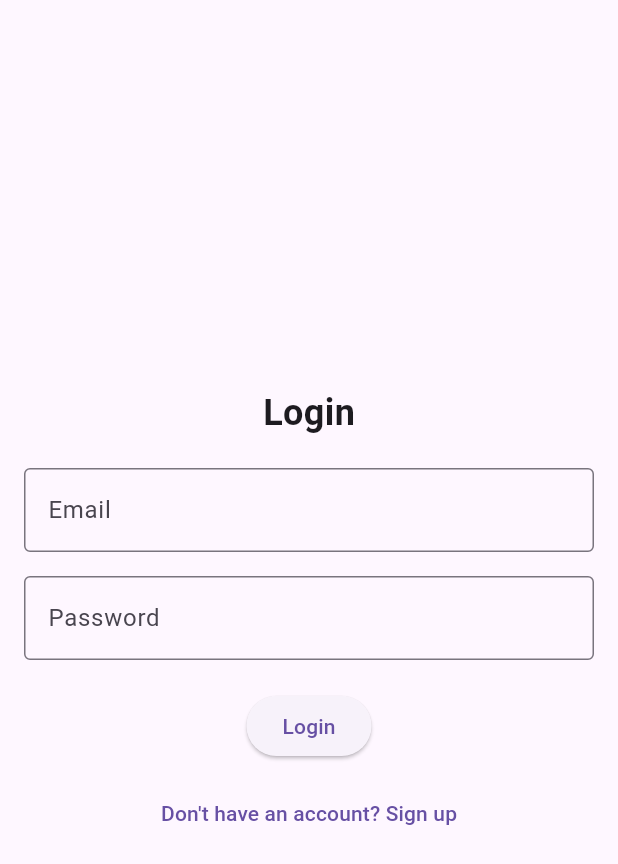
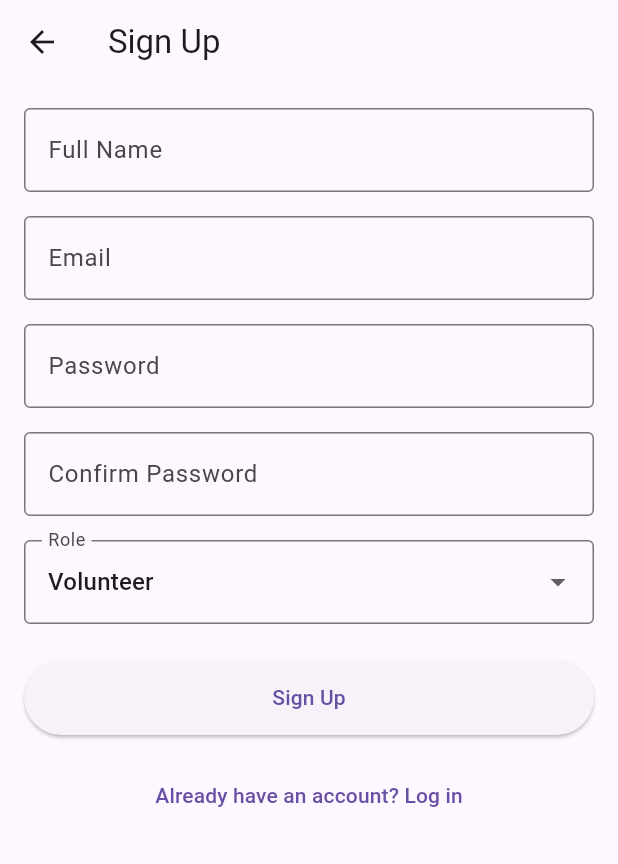
Before and after one commit to JiruGutema/flutter-volunteer-connect, a Flutter app: the screen it shows after launch, after a tap on an icon or button, on a phone screen of 412 x 824 dp. Shown: the top 864 px of the screen. Run offline on Flutter 3.47's test engine with Material 3 defaults, Android fonts, the phone set to English and light mode, and no system bars; our stand-ins replace bloc, dio, equatable, flutter_bloc, shared_preferences; network calls fail.

Commit message:
sign up page added

```diff
--- a/volunteer-flutter/volunter_connect/lib/infrastructure/data_sources/auth_data_source.dart
+++ b/volunteer-flutter/volunter_connect/lib/infrastructure/data_sources/auth_data_source.dart
@@ -32,7 +32,7 @@ class AuthDataSource {
   }) async {
     try {
       final response = await _dio.post(
-        '/auth/signup',
+        '/auth/register',
         data: {
           'name': name,
           'email': email,
--- a/volunteer-flutter/volunter_connect/lib/presentation/screens/login_screen.dart
+++ b/volunteer-flutter/volunter_connect/lib/presentation/screens/login_screen.dart
@@ -1,5 +1,6 @@
 import 'package:flutter/material.dart';
 import 'package:flutter_bloc/flutter_bloc.dart';
+import 'package:volunter_connect/presentation/screens/signup_screen.dart';
 import '../../application/blocs/auth_bloc.dart';
 
 class LoginScreen extends StatelessWidget {
@@ -41,9 +42,9 @@ class LoginScreen extends StatelessWidget {
             BlocConsumer<AuthBloc, AuthState>(
               listener: (context, state) {
                 if (state is AuthError) {
-                  ScaffoldMessenger.of(context).showSnackBar(
-                    SnackBar(content: Text(state.message)),
-                  );
+                  ScaffoldMessenger.of(
+                    context,
+                  ).showSnackBar(SnackBar(content: Text(state.message)));
                 }
               },
               builder: (context, state) {
@@ -53,11 +54,11 @@ class LoginScreen extends StatelessWidget {
                 return ElevatedButton(
                   onPressed: () {
                     context.read<AuthBloc>().add(
-                          LoginRequested(
-                            email: emailController.text.trim(),
-                            password: passwordController.text.trim(),
-                          ),
-                        );
+                      LoginRequested(
+                        email: emailController.text.trim(),
+                        password: passwordController.text.trim(),
+                      ),
+                    );
                   },
                   child: const Text('Login'),
                 );
@@ -66,8 +67,9 @@ class LoginScreen extends StatelessWidget {
             const SizedBox(height: 10),
             TextButton(
               onPressed: () {
-                // Navigate to signup screen
-                // You can implement this similarly
+                Navigator.of(
+                  context,
+                ).push(MaterialPageRoute(builder: (context) => SignupScreen()));
               },
               child: const Text('Don\'t have an account? Sign up'),
             ),
--- /dev/null
+++ b/volunteer-flutter/volunter_connect/lib/presentation/screens/signup_screen.dart
@@ -0,0 +1,184 @@
+// presentation/screens/auth/signup_screen.dart
+import 'package:flutter/material.dart';
+import 'package:flutter_bloc/flutter_bloc.dart';
+import 'package:volunter_connect/presentation/screens/login_screen.dart';
+import '../../application/blocs/auth_bloc.dart';
+
+class SignupScreen extends StatefulWidget {
+  const SignupScreen({super.key});
+
+  @override
+  State<SignupScreen> createState() => _SignupScreenState();
+}
+
+class _SignupScreenState extends State<SignupScreen> {
+  final _formKey = GlobalKey<FormState>();
+  final _nameController = TextEditingController();
+  final _emailController = TextEditingController();
+  final _passwordController = TextEditingController();
+  final _confirmPasswordController = TextEditingController();
+  String _role = 'Volunteer'; // Default role
+
+  @override
+  Widget build(BuildContext context) {
+    return Scaffold(
+      appBar: AppBar(title: const Text('Sign Up')),
+      body: Padding(
+        padding: const EdgeInsets.all(16.0),
+        child: Form(
+          key: _formKey,
+          child: SingleChildScrollView(
+            child: Column(
+              children: [
+                TextFormField(
+                  controller: _nameController,
+                  decoration: const InputDecoration(
+                    labelText: 'Full Name',
+                    border: OutlineInputBorder(),
+                  ),
+                  validator: (value) {
+                    if (value == null || value.isEmpty) {
+                      return 'Please enter your name';
+                    }
+                    return null;
+                  },
+                ),
+                const SizedBox(height: 16),
+                TextFormField(
+                  controller: _emailController,
+                  decoration: const InputDecoration(
+                    labelText: 'Email',
+                    border: OutlineInputBorder(),
+                  ),
+                  keyboardType: TextInputType.emailAddress,
+                  validator: (value) {
+                    if (value == null || value.isEmpty) {
+                      return 'Please enter your email';
+                    }
+                    if (!RegExp(
+                      r'^[\w-\.]+@([\w-]+\.)+[\w-]{2,4}$',
+                    ).hasMatch(value)) {
+                      return 'Please enter a valid email';
+                    }
+                    return null;
+                  },
+                ),
+                const SizedBox(height: 16),
+                TextFormField(
+                  controller: _passwordController,
+                  decoration: const InputDecoration(
+                    labelText: 'Password',
+                    border: OutlineInputBorder(),
+                  ),
+                  obscureText: true,
+                  validator: (value) {
+                    if (value == null || value.isEmpty) {
+                      return 'Please enter a password';
+                    }
+                    if (value.length < 6) {
+                      return 'Password must be at least 6 characters';
+                    }
+                    return null;
+                  },
+                ),
+                const SizedBox(height: 16),
+                TextFormField(
+                  controller: _confirmPasswordController,
+                  decoration: const InputDecoration(
+                    labelText: 'Confirm Password',
+                    border: OutlineInputBorder(),
+                  ),
+                  obscureText: true,
+                  validator: (value) {
+                    if (value != _passwordController.text) {
+                      return 'Passwords do not match';
+                    }
+                    return null;
+                  },
+                ),
+                const SizedBox(height: 16),
+                DropdownButtonFormField<String>(
+                  value: _role,
+                  decoration: const InputDecoration(
+                    labelText: 'Role',
+                    border: OutlineInputBorder(),
+                  ),
+                  items:
+                      ['Volunteer', 'Organization']
+                          .map(
+                            (role) => DropdownMenuItem(
+                              value: role,
+                              child: Text(role),
+                            ),
+                          )
+                          .toList(),
+                  onChanged: (value) {
+                    if (value != null) {
+                      setState(() {
+                        _role = value;
+                      });
+                    }
+                  },
+                ),
+                const SizedBox(height: 24),
+                BlocConsumer<AuthBloc, AuthState>(
+                  listener: (context, state) {
+                    if (state is AuthError) {
+                      ScaffoldMessenger.of(
+                        context,
+                      ).showSnackBar(SnackBar(content: Text(state.message)));
+                    }
+                  },
+                  builder: (context, state) {
+                    if (state is AuthLoading) {
+                      return const CircularProgressIndicator();
+                    }
+                    return ElevatedButton(
+                      onPressed: () {
+                        if (_formKey.currentState!.validate()) {
+                          context.read<AuthBloc>().add(
+                            SignupRequested(
+                              name: _nameController.text.trim(),
+                              email: _emailController.text.trim(),
+                              password: _passwordController.text.trim(),
+                              role: _role,
+                            ),
+                          );
+                        }
+                      },
+                      style: ElevatedButton.styleFrom(
+                        minimumSize: const Size(double.infinity, 50),
+                      ),
+                      child: const Text('Sign Up'),
+                    );
+                  },
+                ),
+                const SizedBox(height: 16),
+                TextButton(
+                  onPressed: () {
+                    // Navigate to login screen
+                    Navigator.of(context).pushReplacement(
+                      MaterialPageRoute(
+                        builder: (context) => const LoginScreen(),
+                      ),
+                    );
+                  },
+                  child: const Text('Already have an account? Log in'),
+                ),
+              ],
+            ),
+          ),
+        ),
+      ),
+    );
+  }
+
+  @override
+  void dispose() {
+    _nameController.dispose();
+    _emailController.dispose();
+    _passwordController.dispose();
+    _confirmPasswordController.dispose();
+    super.dispose();
+  }
+}
```
